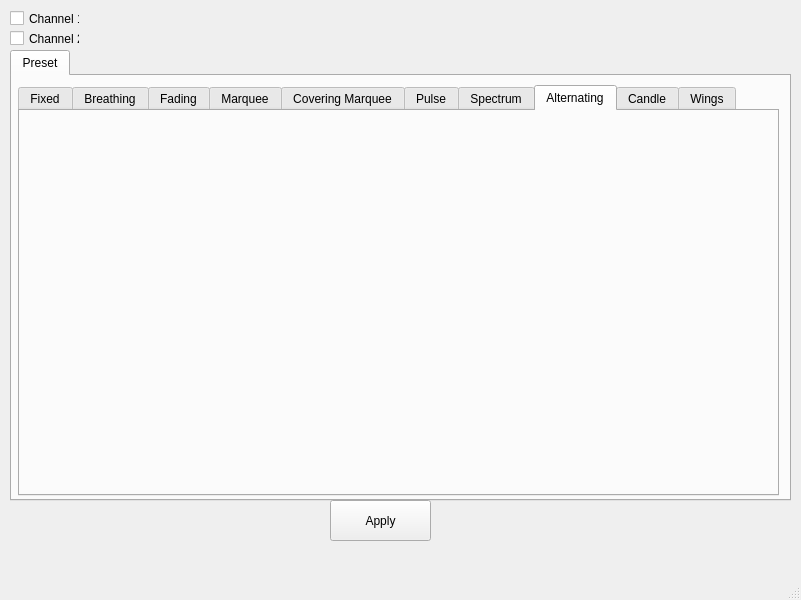
Old version of the form experiments/hue-gui.ui in the repository kusti8/hue-plus.
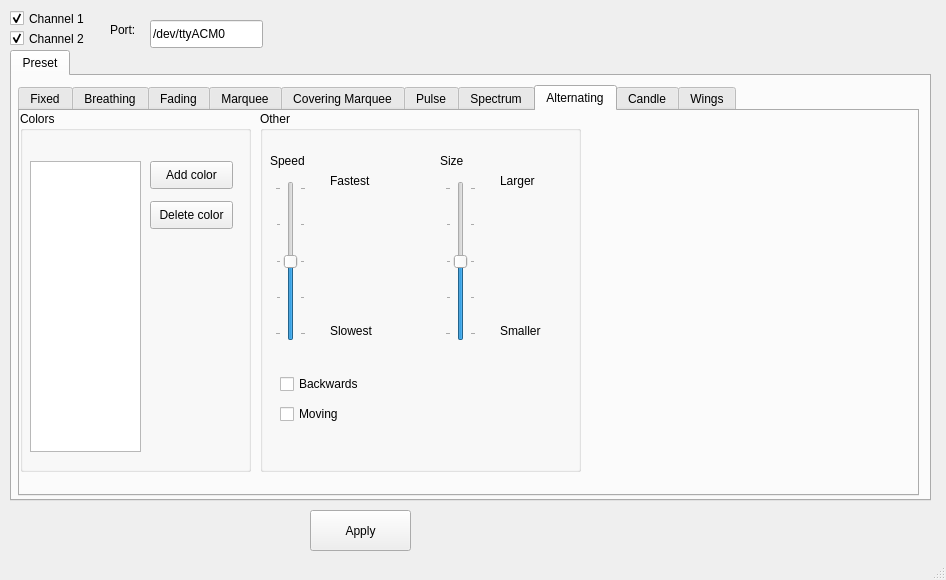
New version of the form. The open tabs and pages were chosen to show the change.

What changed in the file:
```diff
--- a/experiments/hue-gui.ui
+++ b/experiments/hue-gui.ui
@@ -6,8 +6,8 @@
    <rect>
     <x>0</x>
     <y>0</y>
-    <width>801</width>
-    <height>600</height>
+    <width>946</width>
+    <height>580</height>
    </rect>
   </property>
   <property name="windowTitle">
@@ -19,33 +19,39 @@
      <rect>
       <x>10</x>
       <y>10</y>
-      <width>70</width>
+      <width>91</width>
       <height>17</height>
      </rect>
     </property>
     <property name="text">
      <string>Channel 1</string>
     </property>
+    <property name="checked">
+     <bool>true</bool>
+    </property>
    </widget>
    <widget class="QCheckBox" name="channel2Check">
     <property name="geometry">
      <rect>
       <x>10</x>
       <y>30</y>
-      <width>70</width>
+      <width>91</width>
       <height>17</height>
      </rect>
     </property>
     <property name="text">
      <string>Channel 2</string>
     </property>
+    <property name="checked">
+     <bool>true</bool>
+    </property>
    </widget>
    <widget class="QTabWidget" name="modeWidget">
     <property name="geometry">
      <rect>
       <x>10</x>
       <y>50</y>
-      <width>781</width>
+      <width>921</width>
       <height>451</height>
      </rect>
     </property>
@@ -61,7 +67,7 @@
        <rect>
         <x>6</x>
         <y>9</y>
-        <width>761</width>
+        <width>901</width>
         <height>411</height>
        </rect>
       </property>
@@ -75,17 +81,17 @@
        <attribute name="title">
         <string>Fixed</string>
        </attribute>
-       <widget class="QLabel" name="label">
+       <widget class="QGroupBox" name="groupBox">
         <property name="geometry">
          <rect>
-          <x>650</x>
-          <y>340</y>
-          <width>62</width>
-          <height>20</height>
+          <x>0</x>
+          <y>0</y>
+          <width>231</width>
+          <height>361</height>
          </rect>
         </property>
-        <property name="text">
-         <string>Color</string>
+        <property name="title">
+         <string>Colors</string>
         </property>
        </widget>
       </widget>
@@ -123,6 +129,216 @@
        <attribute name="title">
         <string>Alternating</string>
        </attribute>
+       <widget class="QGroupBox" name="groupBox_7">
+        <property name="geometry">
+         <rect>
+          <x>0</x>
+          <y>0</y>
+          <width>231</width>
+          <height>361</height>
+         </rect>
+        </property>
+        <property name="title">
+         <string>Colors</string>
+        </property>
+        <widget class="QListWidget" name="fixedList_7">
+         <property name="geometry">
+          <rect>
+           <x>10</x>
+           <y>50</y>
+           <width>111</width>
+           <height>291</height>
+          </rect>
+         </property>
+        </widget>
+        <widget class="QPushButton" name="fixedAdd_7">
+         <property name="geometry">
+          <rect>
+           <x>130</x>
+           <y>50</y>
+           <width>83</width>
+           <height>28</height>
+          </rect>
+         </property>
+         <property name="text">
+          <string>Add color</string>
+         </property>
+        </widget>
+        <widget class="QPushButton" name="fixedDelete_7">
+         <property name="geometry">
+          <rect>
+           <x>130</x>
+           <y>90</y>
+           <width>83</width>
+           <height>28</height>
+          </rect>
+         </property>
+         <property name="text">
+          <string>Delete color</string>
+         </property>
+        </widget>
+       </widget>
+       <widget class="QGroupBox" name="groupBox_18">
+        <property name="geometry">
+         <rect>
+          <x>240</x>
+          <y>0</y>
+          <width>321</width>
+          <height>361</height>
+         </rect>
+        </property>
+        <property name="title">
+         <string>Other</string>
+        </property>
+        <widget class="QSlider" name="alternatingSpeed">
+         <property name="geometry">
+          <rect>
+           <x>15</x>
+           <y>70</y>
+           <width>31</width>
+           <height>160</height>
+          </rect>
+         </property>
+         <property name="maximum">
+          <number>4</number>
+         </property>
+         <property name="value">
+          <number>2</number>
+         </property>
+         <property name="orientation">
+          <enum>Qt::Vertical</enum>
+         </property>
+         <property name="tickPosition">
+          <enum>QSlider::TicksBothSides</enum>
+         </property>
+        </widget>
+        <widget class="QLabel" name="label_45">
+         <property name="geometry">
+          <rect>
+           <x>10</x>
+           <y>40</y>
+           <width>62</width>
+           <height>20</height>
+          </rect>
+         </property>
+         <property name="text">
+          <string>Speed</string>
+         </property>
+        </widget>
+        <widget class="QLabel" name="label_46">
+         <property name="geometry">
+          <rect>
+           <x>70</x>
+           <y>60</y>
+           <width>62</width>
+           <height>20</height>
+          </rect>
+         </property>
+         <property name="text">
+          <string>Fastest</string>
+         </property>
+        </widget>
+        <widget class="QLabel" name="label_47">
+         <property name="geometry">
+          <rect>
+           <x>70</x>
+           <y>210</y>
+           <width>62</width>
+           <height>20</height>
+          </rect>
+         </property>
+         <property name="text">
+          <string>Slowest</string>
+         </property>
+        </widget>
+        <widget class="QSlider" name="alternatingSize">
+         <property name="geometry">
+          <rect>
+           <x>185</x>
+           <y>70</y>
+           <width>31</width>
+           <height>160</height>
+          </rect>
+         </property>
+         <property name="maximum">
+          <number>4</number>
+         </property>
+         <property name="value">
+          <number>2</number>
+         </property>
+         <property name="orientation">
+          <enum>Qt::Vertical</enum>
+         </property>
+         <property name="tickPosition">
+          <enum>QSlider::TicksBothSides</enum>
+         </property>
+        </widget>
+        <widget class="QLabel" name="label_48">
+         <property name="geometry">
+          <rect>
+           <x>240</x>
+           <y>210</y>
+           <width>62</width>
+           <height>20</height>
+          </rect>
+         </property>
+         <property name="text">
+          <string>Smaller</string>
+         </property>
+        </widget>
+        <widget class="QLabel" name="label_49">
+         <property name="geometry">
+          <rect>
+           <x>180</x>
+           <y>40</y>
+           <width>62</width>
+           <height>20</height>
+          </rect>
+         </property>
+         <property name="text">
+          <string>Size</string>
+         </property>
+        </widget>
+        <widget class="QLabel" name="label_50">
+         <property name="geometry">
+          <rect>
+           <x>240</x>
+           <y>60</y>
+           <width>62</width>
+           <height>20</height>
+          </rect>
+         </property>
+         <property name="text">
+          <string>Larger</string>
+         </property>
+        </widget>
+        <widget class="QCheckBox" name="alternatingBackwards">
+         <property name="geometry">
+          <rect>
+           <x>20</x>
+           <y>260</y>
+           <width>89</width>
+           <height>26</height>
+          </rect>
+         </property>
+         <property name="text">
+          <string>Backwards</string>
+         </property>
+        </widget>
+        <widget class="QCheckBox" name="alternatingMoving">
+         <property name="geometry">
+          <rect>
+           <x>20</x>
+           <y>290</y>
+           <width>89</width>
+           <height>26</height>
+          </rect>
+         </property>
+         <property name="text">
+          <string>Moving</string>
+         </property>
+        </widget>
+       </widget>
       </widget>
       <widget class="QWidget" name="candleTab">
        <attribute name="title">
@@ -140,8 +356,8 @@
    <widget class="QPushButton" name="applyBtn">
     <property name="geometry">
      <rect>
-      <x>330</x>
-      <y>500</y>
+      <x>310</x>
+      <y>510</y>
       <width>101</width>
       <height>41</height>
      </rect>
@@ -150,16 +366,32 @@
      <string>Apply</string>
     </property>
    </widget>
-  </widget>
-  <widget class="QMenuBar" name="menubar">
-   <property name="geometry">
-    <rect>
-     <x>0</x>
-     <y>0</y>
-     <width>801</width>
-     <height>25</height>
-    </rect>
-   </property>
+   <widget class="QLabel" name="label">
+    <property name="geometry">
+     <rect>
+      <x>110</x>
+      <y>20</y>
+      <width>62</width>
+      <height>20</height>
+     </rect>
+    </property>
+    <property name="text">
+     <string>Port:</string>
+    </property>
+   </widget>
+   <widget class="QLineEdit" name="portTxt">
+    <property name="geometry">
+     <rect>
+      <x>150</x>
+      <y>20</y>
+      <width>113</width>
+      <height>28</height>
+     </rect>
+    </property>
+    <property name="text">
+     <string>/dev/ttyACM0</string>
+    </property>
+   </widget>
   </widget>
   <widget class="QStatusBar" name="statusbar"/>
  </widget>
```
Left out of the diff: 999 changed lines with no effect on the pictures.
